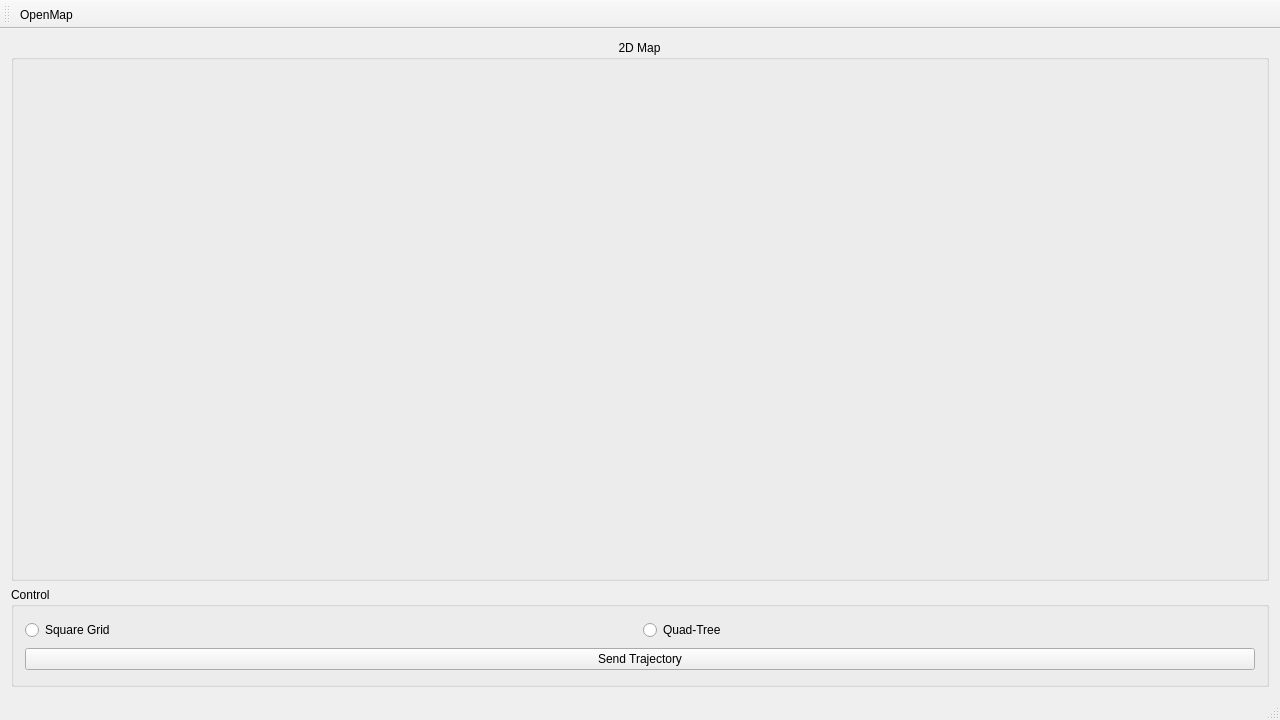
The window that planning/src/gui/mainwindow.ui (rxdu/libxmotion) describes before a commit, drawn with Qt 5.
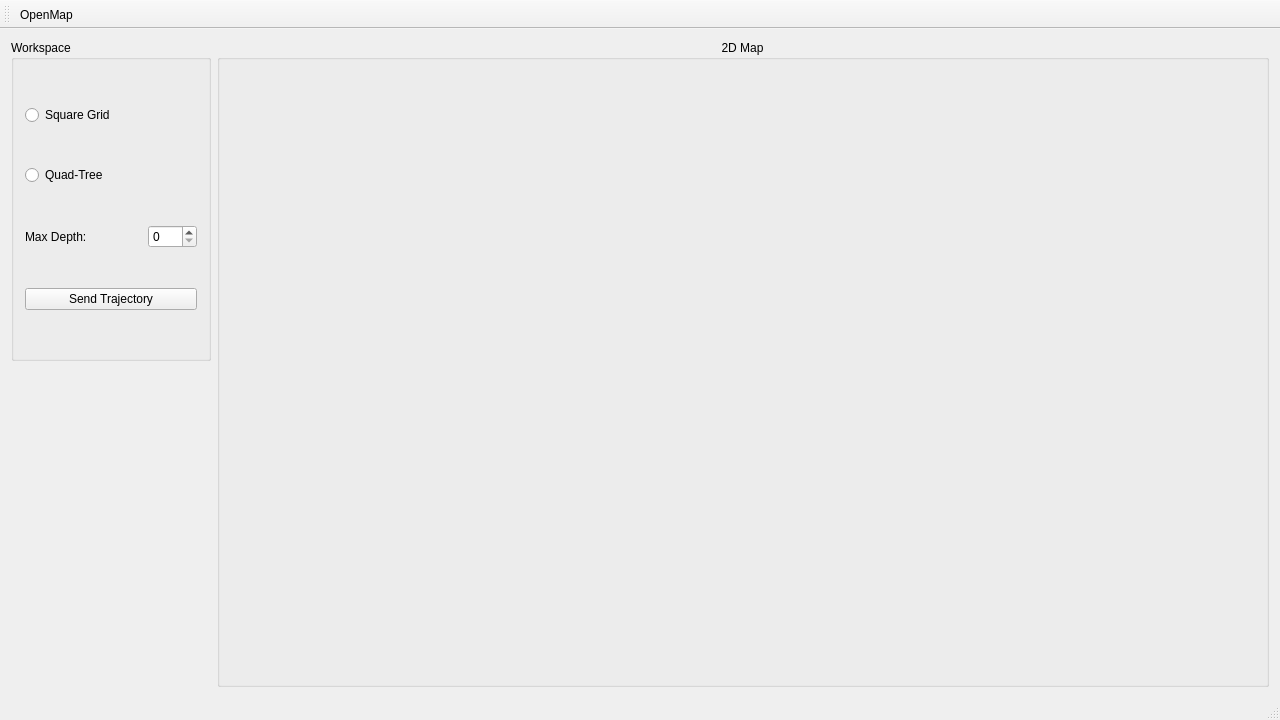
The same window after the commit.

The edit to the form file:
```diff
--- a/planning/src/gui/mainwindow.ui
+++ b/planning/src/gui/mainwindow.ui
@@ -15,7 +15,7 @@
   </property>
   <widget class="QWidget" name="centralWidget">
    <layout class="QGridLayout" name="gridLayout">
-    <item row="0" column="0" colspan="2">
+    <item row="0" column="1" rowspan="2" colspan="2">
      <widget class="QGroupBox" name="gbMap">
       <property name="title">
        <string>2D Map</string>
@@ -26,33 +26,46 @@
       <layout class="QGridLayout" name="gridLayout_3"/>
      </widget>
     </item>
-    <item row="1" column="0" colspan="2">
-     <widget class="QGroupBox" name="gbCtrl">
+    <item row="0" column="0">
+     <widget class="QGroupBox" name="gbWSpace">
       <property name="maximumSize">
        <size>
-        <width>16777215</width>
-        <height>100</height>
+        <width>200</width>
+        <height>16777215</height>
        </size>
       </property>
       <property name="title">
-       <string>Control</string>
+       <string>Workspace </string>
       </property>
       <layout class="QGridLayout" name="gridLayout_2">
-       <item row="0" column="1">
-        <widget class="QRadioButton" name="radioButton">
-         <property name="text">
-          <string>Quad-Tree</string>
-         </property>
-        </widget>
-       </item>
-       <item row="0" column="0">
-        <widget class="QRadioButton" name="radioButton_2">
+       <item row="0" column="0" colspan="3">
+        <widget class="QRadioButton" name="rbUseSGrid">
          <property name="text">
           <string>Square Grid</string>
          </property>
         </widget>
        </item>
-       <item row="1" column="0" colspan="2">
+       <item row="3" column="2">
+        <widget class="QSpinBox" name="sbQTreeMaxDepth"/>
+       </item>
+       <item row="3" column="0">
+        <widget class="QLabel" name="lbQTreeMaxDepth">
+         <property name="text">
+          <string>Max Depth:</string>
+         </property>
+        </widget>
+       </item>
+       <item row="1" column="0" colspan="3">
+        <widget class="QRadioButton" name="rbUseQTree">
+         <property name="text">
+          <string>Quad-Tree</string>
+         </property>
+         <attribute name="buttonGroup">
+          <string notr="true">rbGroupCellDecomp</string>
+         </attribute>
+        </widget>
+       </item>
+       <item row="4" column="0" colspan="3">
         <widget class="QPushButton" name="btnSendTraj">
          <property name="text">
           <string>Send Trajectory</string>
```
Left out of the diff: 6 changed lines with no effect on the pictures.
